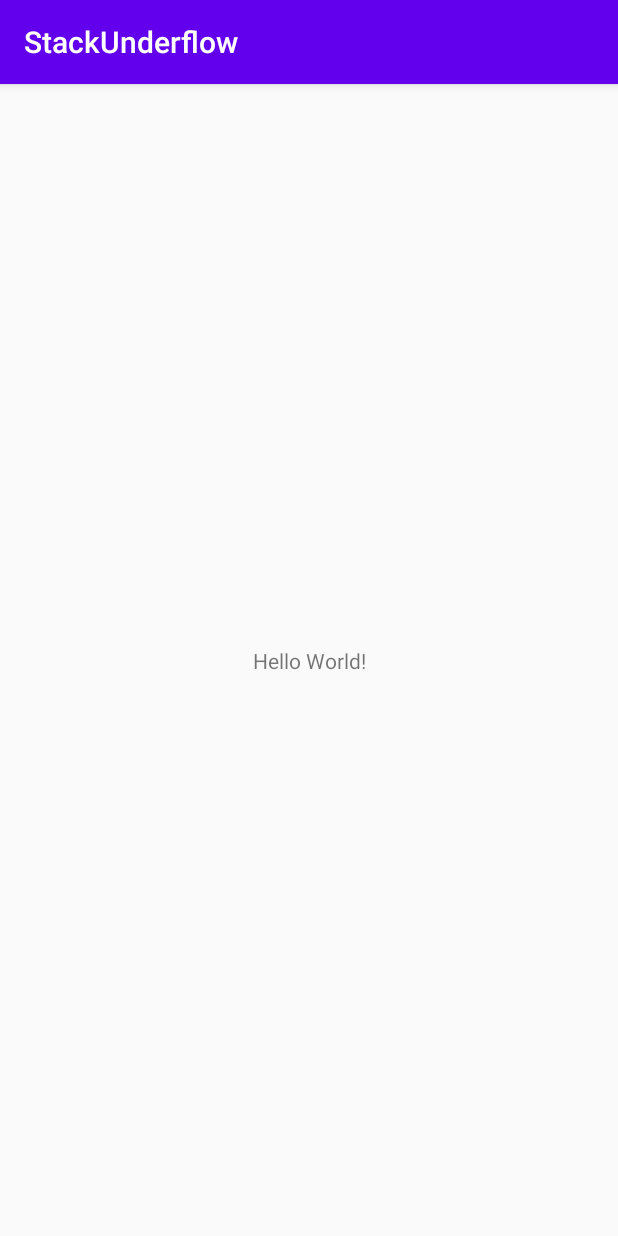
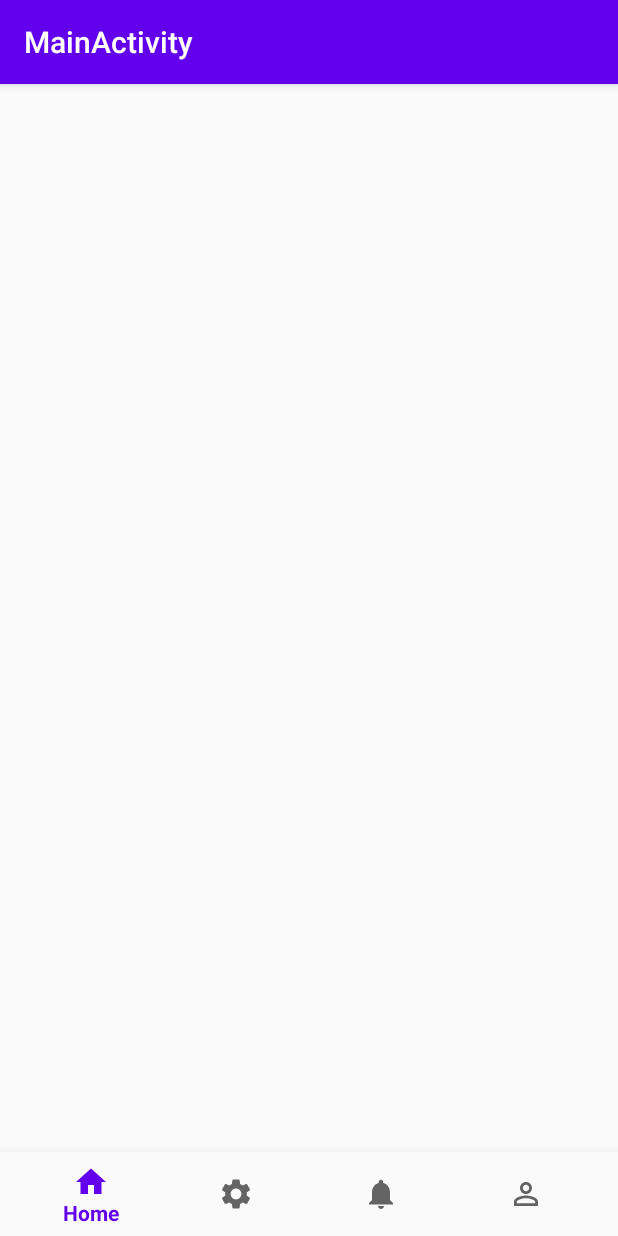
Before and after one commit to srishti01/stackUnderflow, an Android app: the screen it shows after launch (MainActivity), on a phone screen of 412 x 824 dp. Run offline under Robolectric (Android 15) with nearby library versions, the phone set to English and light mode, and no system bars; our stand-ins replace navigation-ui.

Commit message:
Added Main Activity with only bottom navigation bar

```diff
--- a/app/build.gradle
+++ b/app/build.gradle
@@ -26,6 +26,11 @@ dependencies {
     implementation fileTree(dir: "libs", include: ["*.jar"])
     implementation 'androidx.appcompat:appcompat:1.2.0'
     implementation 'androidx.constraintlayout:constraintlayout:2.0.1'
+    implementation 'com.google.android.material:material:1.2.1'
+    implementation 'androidx.vectordrawable:vectordrawable:1.1.0'
+    implementation 'androidx.navigation:navigation-fragment:2.3.0'
+    implementation 'androidx.navigation:navigation-ui:2.3.0'
+    implementation 'androidx.lifecycle:lifecycle-extensions:2.2.0'
     testImplementation 'junit:junit:4.12'
     androidTestImplementation 'androidx.test.ext:junit:1.1.2'
     androidTestImplementation 'androidx.test.espresso:espresso-core:3.3.0'
--- a/app/src/main/AndroidManifest.xml
+++ b/app/src/main/AndroidManifest.xml
@@ -9,7 +9,11 @@
         android:roundIcon="@mipmap/ic_launcher_round"
         android:supportsRtl="true"
         android:theme="@style/AppTheme">
-        <activity android:name=".MainActivity">
+        <activity android:name=".NotificationActivity"></activity>
+        <activity android:name=".SettingsActivity" />
+        <activity
+            android:name=".MainActivity"
+            android:label="@string/title_activity_main">
             <intent-filter>
                 <action android:name="android.intent.action.MAIN" />
 
--- a/app/src/main/java/com/example/stackunderflow/MainActivity.java
+++ b/app/src/main/java/com/example/stackunderflow/MainActivity.java
@@ -1,14 +1,59 @@
 package com.example.stackunderflow;
 
+import android.content.Intent;
+import android.os.Bundle;
+import android.view.MenuItem;
+
+import com.google.android.material.bottomnavigation.BottomNavigationView;
+
+import androidx.annotation.NonNull;
 import androidx.appcompat.app.AppCompatActivity;
-
-import android.os.Bundle;
+import androidx.navigation.NavController;
+import androidx.navigation.Navigation;
+import androidx.navigation.ui.AppBarConfiguration;
+import androidx.navigation.ui.NavigationUI;
 
 public class MainActivity extends AppCompatActivity {
+    BottomNavigationView navView;
 
     @Override
     protected void onCreate(Bundle savedInstanceState) {
         super.onCreate(savedInstanceState);
-        setContentView(R.layout.activity_main);
+        setContentView(R.layout.activity_main2);
+        navView = findViewById(R.id.nav_view);
+        navView.setOnNavigationItemSelectedListener(navigationItemSelectedListener);
     }
+
+    private BottomNavigationView.OnNavigationItemSelectedListener navigationItemSelectedListener = new BottomNavigationView.OnNavigationItemSelectedListener() {
+        @Override
+        public boolean onNavigationItemSelected(@NonNull MenuItem item) {
+            switch (item.getItemId()){
+                case R.id.navigation_home:{
+                    //As we are originally in the main activity so the Intent will just Refresh the mainActivity
+                    Intent mainIntent = new Intent(MainActivity.this,MainActivity.class);
+                    startActivity(mainIntent);
+                    break;
+                }
+                case R.id.navigation_settings:{
+                    //Setting Intent to show what would happen when notification icon is pressed
+                    Intent settingsIntent = new Intent(MainActivity.this,SettingsActivity.class);
+                    startActivity(settingsIntent);
+                    break;
+                }
+                case R.id.navigation_notifications:{
+                    Intent notificationIntent = new Intent(MainActivity.this,NotificationActivity.class);
+                    startActivity(notificationIntent);
+                    break;
+                }
+//                case R.id.navigation_logout:{
+//                    Intent logoutIntent = new Intent(MainActivity.this,RegistrationActivity.class);//Registration activity will be given by ss
+//                    startActivity(logoutIntent);
+//                    finish();
+//                    break;
+//                }
+            }
+            return true;
+        }
+    };
+
 }
--- /dev/null
+++ b/app/src/main/res/drawable/ic_baseline_settings_24.xml
@@ -0,0 +1,10 @@
+<vector xmlns:android="http://schemas.android.com/apk/res/android"
+    android:width="24dp"
+    android:height="24dp"
+    android:viewportWidth="24"
+    android:viewportHeight="24"
+    android:tint="?attr/colorControlNormal">
+  <path
+      android:fillColor="@android:color/white"
+      android:pathData="M19.14,12.94c0.04,-0.3 0.06,-0.61 0.06,-0.94c0,-0.32 -0.02,-0.64 -0.07,-0.94l2.03,-1.58c0.18,-0.14 0.23,-0.41 0.12,-0.61l-1.92,-3.32c-0.12,-0.22 -0.37,-0.29 -0.59,-0.22l-2.39,0.96c-0.5,-0.38 -1.03,-0.7 -1.62,-0.94L14.4,2.81c-0.04,-0.24 -0.24,-0.41 -0.48,-0.41h-3.84c-0.24,0 -0.43,0.17 -0.47,0.41L9.25,5.35C8.66,5.59 8.12,5.92 7.63,6.29L5.24,5.33c-0.22,-0.08 -0.47,0 -0.59,0.22L2.74,8.87C2.62,9.08 2.66,9.34 2.86,9.48l2.03,1.58C4.84,11.36 4.8,11.69 4.8,12s0.02,0.64 0.07,0.94l-2.03,1.58c-0.18,0.14 -0.23,0.41 -0.12,0.61l1.92,3.32c0.12,0.22 0.37,0.29 0.59,0.22l2.39,-0.96c0.5,0.38 1.03,0.7 1.62,0.94l0.36,2.54c0.05,0.24 0.24,0.41 0.48,0.41h3.84c0.24,0 0.44,-0.17 0.47,-0.41l0.36,-2.54c0.59,-0.24 1.13,-0.56 1.62,-0.94l2.39,0.96c0.22,0.08 0.47,0 0.59,-0.22l1.92,-3.32c0.12,-0.22 0.07,-0.47 -0.12,-0.61L19.14,12.94zM12,15.6c-1.98,0 -3.6,-1.62 -3.6,-3.6s1.62,-3.6 3.6,-3.6s3.6,1.62 3.6,3.6S13.98,15.6 12,15.6z"/>
+</vector>
--- /dev/null
+++ b/app/src/main/res/drawable/ic_home_black_24dp.xml
@@ -0,0 +1,9 @@
+<vector xmlns:android="http://schemas.android.com/apk/res/android"
+    android:width="24dp"
+    android:height="24dp"
+    android:viewportWidth="24.0"
+    android:viewportHeight="24.0">
+    <path
+        android:fillColor="#FF000000"
+        android:pathData="M10,20v-6h4v6h5v-8h3L12,3 2,12h3v8z" />
+</vector>
--- /dev/null
+++ b/app/src/main/res/drawable/ic_notifications_black_24dp.xml
@@ -0,0 +1,9 @@
+<vector xmlns:android="http://schemas.android.com/apk/res/android"
+    android:width="24dp"
+    android:height="24dp"
+    android:viewportWidth="24.0"
+    android:viewportHeight="24.0">
+    <path
+        android:fillColor="#FF000000"
+        android:pathData="M12,22c1.1,0 2,-0.9 2,-2h-4c0,1.1 0.89,2 2,2zM18,16v-5c0,-3.07 -1.64,-5.64 -4.5,-6.32L13.5,4c0,-0.83 -0.67,-1.5 -1.5,-1.5s-1.5,0.67 -1.5,1.5v0.68C7.63,5.36 6,7.92 6,11v5l-2,2v1h16v-1l-2,-2z" />
+</vector>
--- /dev/null
+++ b/app/src/main/res/drawable/logout_icon.xml
@@ -0,0 +1,10 @@
+<vector xmlns:android="http://schemas.android.com/apk/res/android"
+    android:width="24dp"
+    android:height="24dp"
+    android:viewportWidth="24"
+    android:viewportHeight="24"
+    android:tint="?attr/colorControlNormal">
+  <path
+      android:fillColor="@android:color/white"
+      android:pathData="M12,5.9c1.16,0 2.1,0.94 2.1,2.1s-0.94,2.1 -2.1,2.1S9.9,9.16 9.9,8s0.94,-2.1 2.1,-2.1m0,9c2.97,0 6.1,1.46 6.1,2.1v1.1L5.9,18.1L5.9,17c0,-0.64 3.13,-2.1 6.1,-2.1M12,4C9.79,4 8,5.79 8,8s1.79,4 4,4 4,-1.79 4,-4 -1.79,-4 -4,-4zM12,13c-2.67,0 -8,1.34 -8,4v3h16v-3c0,-2.66 -5.33,-4 -8,-4z"/>
+</vector>
--- /dev/null
+++ b/app/src/main/res/layout/activity_main2.xml
@@ -0,0 +1,22 @@
+<?xml version="1.0" encoding="utf-8"?>
+<RelativeLayout xmlns:android="http://schemas.android.com/apk/res/android"
+    xmlns:app="http://schemas.android.com/apk/res-auto"
+    android:id="@+id/container"
+    android:layout_width="match_parent"
+    android:layout_height="match_parent"
+    android:paddingTop="?attr/actionBarSize">
+
+    <com.google.android.material.bottomnavigation.BottomNavigationView
+        android:id="@+id/nav_view"
+        android:layout_width="match_parent"
+        android:layout_height="wrap_content"
+        android:layout_marginStart="0dp"
+        android:layout_marginEnd="0dp"
+        android:background="?android:attr/windowBackground"
+        app:layout_constraintBottom_toBottomOf="parent"
+        app:layout_constraintLeft_toLeftOf="parent"
+        app:layout_constraintRight_toRightOf="parent"
+        app:menu="@menu/bottom_nav_menu"
+        android:layout_alignParentBottom="true"/>
+
+</RelativeLayout>
--- /dev/null
+++ b/app/src/main/res/menu/bottom_nav_menu.xml
@@ -0,0 +1,25 @@
+<?xml version="1.0" encoding="utf-8"?>
+<menu xmlns:android="http://schemas.android.com/apk/res/android">
+
+    <item
+        android:id="@+id/navigation_home"
+        android:icon="@drawable/ic_home_black_24dp"
+        android:title="@string/title_home" />
+
+    <item
+        android:id="@+id/navigation_settings"
+        android:icon="@drawable/ic_baseline_settings_24"
+        android:title="@string/title_settings"
+        />
+
+    <item
+        android:id="@+id/navigation_notifications"
+        android:icon="@drawable/ic_notifications_black_24dp"
+        android:title="@string/title_notifications" />
+
+    <item
+        android:id="@+id/navigation_logout"
+        android:icon="@drawable/logout_icon"
+        android:title="@string/title_logout" />
+
+</menu>
--- /dev/null
+++ b/app/src/main/res/values/dimens.xml
@@ -0,0 +1,5 @@
+<resources>
+    <!-- Default screen margins, per the Android Design guidelines. -->
+    <dimen name="activity_horizontal_margin">16dp</dimen>
+    <dimen name="activity_vertical_margin">16dp</dimen>
+</resources>
--- a/app/src/main/res/values/strings.xml
+++ b/app/src/main/res/values/strings.xml
@@ -1,3 +1,9 @@
 <resources>
     <string name="app_name">StackUnderflow</string>
+    <string name="title_activity_main">MainActivity</string>
+    <string name="title_home">Home</string>
+    <string name="title_dashboard">Dashboard</string>
+    <string name="title_notifications">Notifications</string>
+    <string name="title_logout">Log out</string>
+    <string name="title_settings">Settings</string>
 </resources>
```
Also changed, not shown: app/src/main/java/com/example/stackunderflow/NotificationActivity.java (added, +14 -0 lines), app/src/main/java/com/example/stackunderflow/SettingsActivity.java (added, +14 -0 lines), app/src/main/res/drawable/ic_dashboard_black_24dp.xml (added, +9 -0 lines), app/src/main/res/layout/activity_notification.xml (added, +17 -0 lines), app/src/main/res/layout/activity_settings.xml (added, +17 -0 lines).
